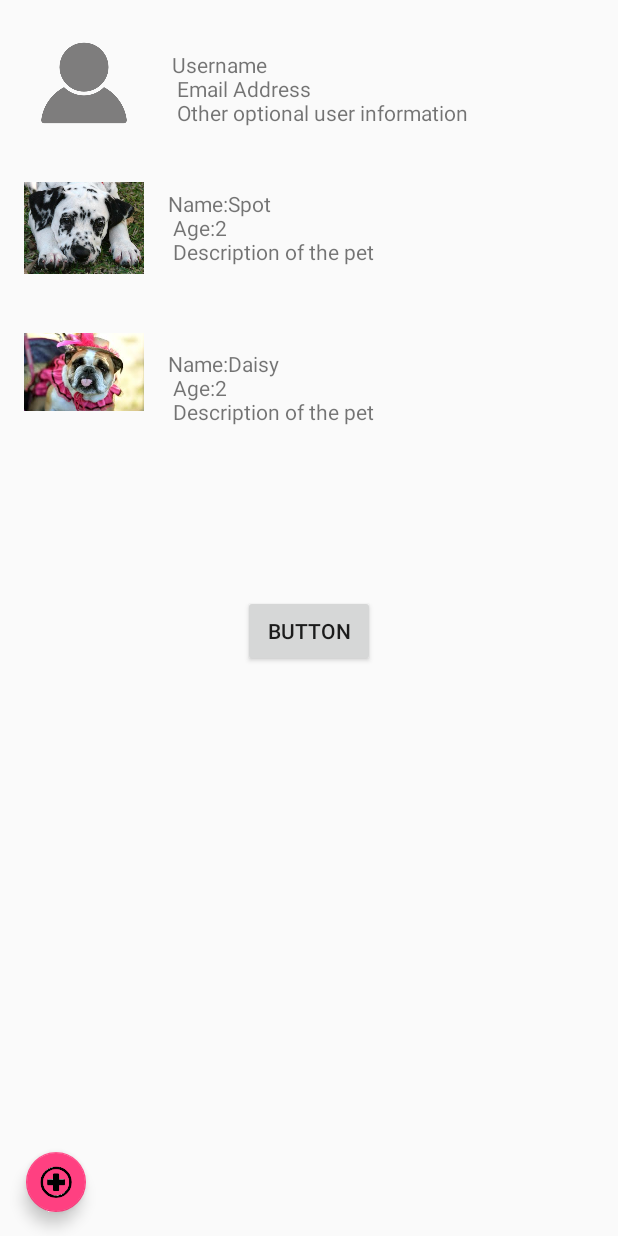
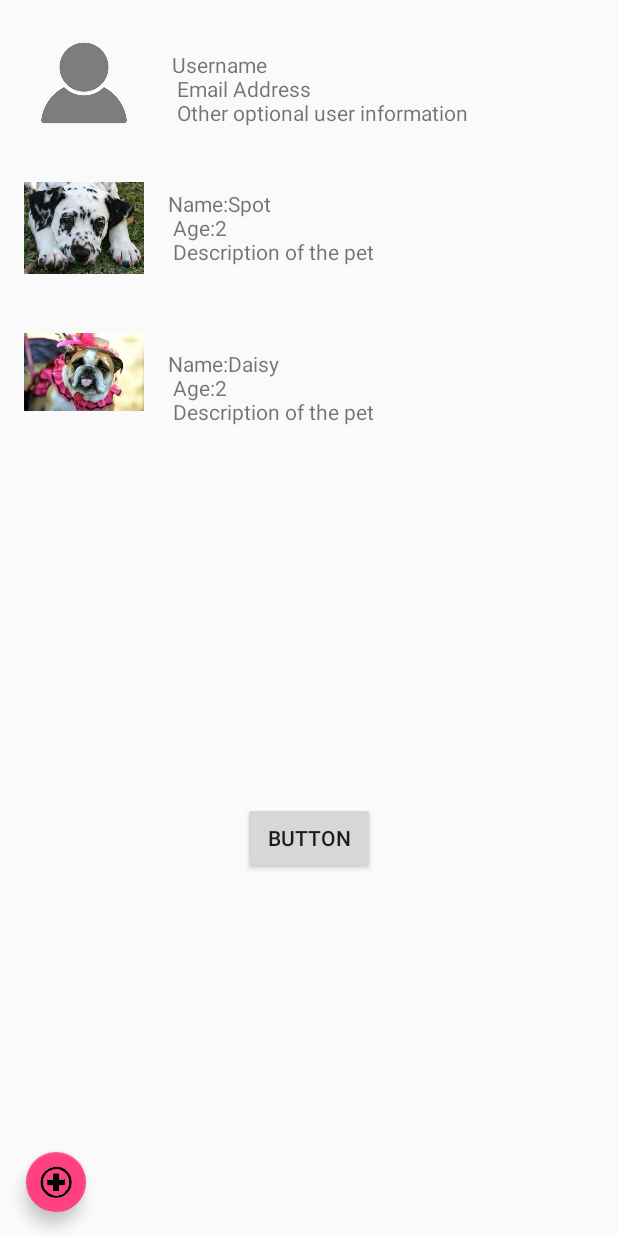
Before and after one commit to JMiller139/MyPetApplication, an Android app: the layout content_user_profile.xml on its own in the app's theme, with its tools: preview values and no code run, on a phone screen of 412 x 824 dp. Run offline under Robolectric (Android 15) with nearby library versions, the phone set to English and light mode, and no system bars.

```diff
--- a/app/src/main/res/layout/content_user_profile.xml
+++ b/app/src/main/res/layout/content_user_profile.xml
@@ -115,6 +115,7 @@
         app:layout_constraintBottom_toBottomOf="parent"
         app:layout_constraintLeft_toLeftOf="parent"
         app:layout_constraintRight_toRightOf="parent"
-        app:layout_constraintTop_toTopOf="parent" />
+        app:layout_constraintTop_toTopOf="parent"
+        app:layout_constraintVertical_bias="0.686" />
 
 </android.support.constraint.ConstraintLayout>
--- a/app/src/main/res/values/strings.xml
+++ b/app/src/main/res/values/strings.xml
@@ -147,4 +147,5 @@
     <string name="name3">Name</string>
     <string name="name4">Name</string>
     <string name="name5">Name</string>
+    <string name="lostSwitchText">Mark Your Pet As Lost</string>
 </resources>
```
Also changed, not shown: app/src/main/java/com/example/jona1/mypet/CreatePetProfileActivity.java (+6 -1 lines), app/src/main/java/com/example/jona1/mypet/RegisterUserClass.java (+5 -2 lines), app/src/main/res/layout/activity_edit_pet_profile.xml (+12 -1 lines).
